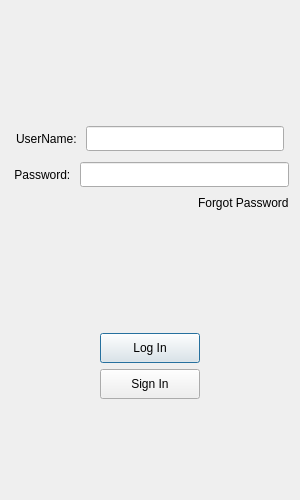
Old version of the form full-stack-project/cpp_project/WhatsApp_like_app/qtui/logindialog.ui in the repository CHUNG-WEI-YONG/SOFTWARE-ENGINEERING-JOURNEY.
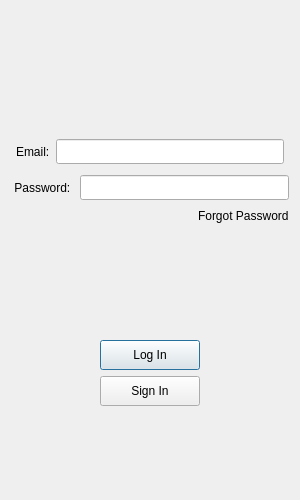
New version of the form. Icons and pictures are not drawn. Custom widgets are drawn as their Qt base class.

Commit message: Setup user password reset page with a similar ui with sign in page

The edit to the form file:
```diff
--- a/full-stack-project/cpp_project/WhatsApp_like_app/qtui/logindialog.ui
+++ b/full-stack-project/cpp_project/WhatsApp_like_app/qtui/logindialog.ui
@@ -52,6 +52,16 @@
      </property>
     </spacer>
    </item>
+   <item>
+    <widget class="QLabel" name="error_label">
+     <property name="text">
+      <string/>
+     </property>
+     <property name="alignment">
+      <set>Qt::AlignmentFlag::AlignCenter</set>
+     </property>
+    </widget>
+   </item>
    <item>
     <layout class="QVBoxLayout" name="verticalLayout">
      <item>
@@ -83,7 +93,7 @@
           </size>
          </property>
          <property name="text">
-          <string>UserName: </string>
+          <string>Email:</string>
          </property>
         </widget>
        </item>
@@ -301,6 +311,13 @@
    </item>
   </layout>
  </widget>
+ <customwidgets>
+  <customwidget>
+   <class>ClickedLabel</class>
+   <extends>QLabel</extends>
+   <header>clickedlabel.h</header>
+  </customwidget>
+ </customwidgets>
  <resources>
   <include location="resources.qrc"/>
  </resources>
```
Left out of the diff: 6 changed lines with no effect on the pictures. The commit also changes 61 other files.
